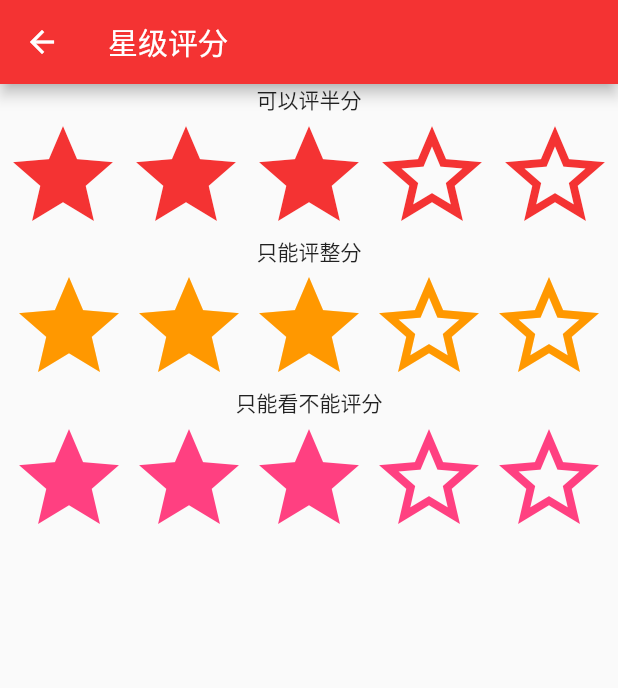
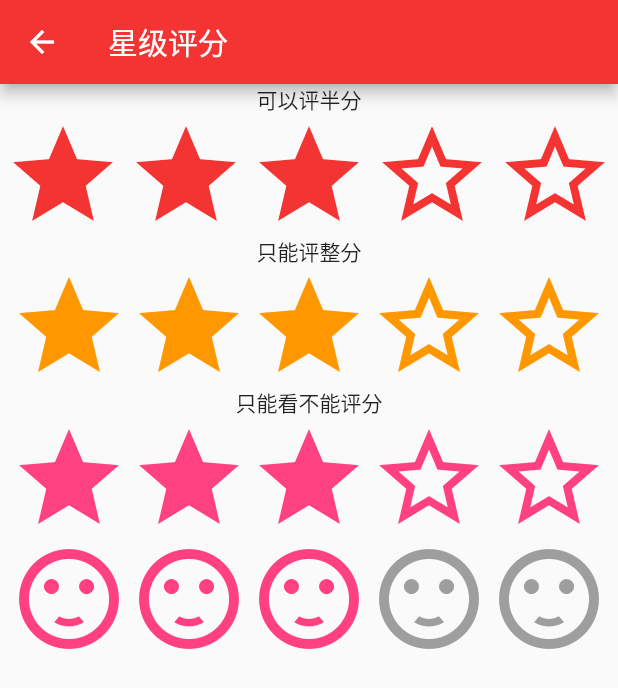
Before and after one commit to huangzuyan110/flutter_test_app, a Flutter app: the screen it shows after launch, after a tap on "跳转到星级评分", on a phone screen of 412 x 824 dp. Shown: the top 688 px of the screen. Run offline on Flutter 3.47's test engine with Material 2 defaults, Android fonts, the phone set to English and light mode, and no system bars; drawn by our look-alikes of smooth_star_rating; our stand-ins replace dio, flutter_screenutil, flutter_slidable, flutter_svg, fluttertoast and 1 more; missing offline and left inert: dart:ffi, map_launcher, weather_widget.

Commit message:
增加笑脸评分

```diff
--- a/lib/pages/star_rating_page.dart
+++ b/lib/pages/star_rating_page.dart
@@ -73,7 +73,7 @@ class _StarRatingPageState extends State<StarRatingPage> {
               color: Colors.pinkAccent,
               borderColor: Colors.pinkAccent,
               starCount: 5,
-              allowHalfRating: true,
+              allowHalfRating: false,
               spacing: 0.0,
               onRated: (value) {
                 print("rating value -> $value");
@@ -81,6 +81,24 @@ class _StarRatingPageState extends State<StarRatingPage> {
               },
             )
           ),
+          Center(
+            child: SmoothStarRating(
+              rating: rating,
+              isReadOnly: false,
+              size: 80,
+              filledIconData: Icons.sentiment_satisfied,
+              defaultIconData: Icons.sentiment_satisfied,
+              color: Colors.pinkAccent,
+              borderColor: Colors.grey,
+              starCount: 5,
+              allowHalfRating: false,
+              spacing: 0.0,
+              onRated: (value) {
+                print("rating value -> $value");
+                // print("rating value dd -> ${value.truncate()}");
+              },
+            )
+          )
         ],
       )
     );
```
